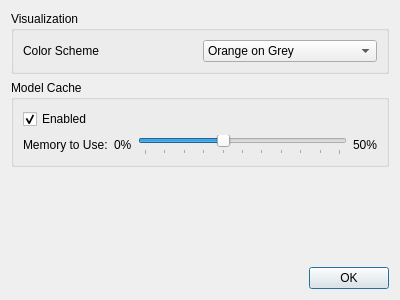
This is code/ShapeWorksView2/PreferencesWindow.ui in SCIInstitute/ShapeWorks as Qt 5 draws it before an edit. The edited form follows.
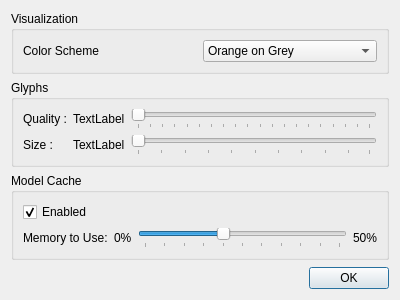
This is the edited form.

Commit message: Added glyph property preferences (size/quality).

Patch:
```diff
--- a/code/ShapeWorksView2/PreferencesWindow.ui
+++ b/code/ShapeWorksView2/PreferencesWindow.ui
@@ -74,6 +74,93 @@
      </layout>
     </widget>
    </item>
+   <item>
+    <widget class="QGroupBox" name="groupBox_3">
+     <property name="title">
+      <string>Glyphs</string>
+     </property>
+     <layout class="QGridLayout" name="gridLayout_2">
+      <item row="0" column="0">
+       <widget class="QLabel" name="label_5">
+        <property name="text">
+         <string>Quality :</string>
+        </property>
+       </widget>
+      </item>
+      <item row="0" column="1">
+       <widget class="QLabel" name="glyphQualityLabel">
+        <property name="minimumSize">
+         <size>
+          <width>50</width>
+          <height>0</height>
+         </size>
+        </property>
+        <property name="text">
+         <string>TextLabel</string>
+        </property>
+       </widget>
+      </item>
+      <item row="0" column="2">
+       <widget class="QSlider" name="glyphQuality">
+        <property name="minimum">
+         <number>1</number>
+        </property>
+        <property name="maximum">
+         <number>20</number>
+        </property>
+        <property name="orientation">
+         <enum>Qt::Horizontal</enum>
+        </property>
+        <property name="tickPosition">
+         <enum>QSlider::TicksBelow</enum>
+        </property>
+        <property name="tickInterval">
+         <number>1</number>
+        </property>
+       </widget>
+      </item>
+      <item row="1" column="0">
+       <widget class="QLabel" name="label_7">
+        <property name="text">
+         <string>Size :</string>
+        </property>
+       </widget>
+      </item>
+      <item row="1" column="1">
+       <widget class="QLabel" name="glyphSizeLabel">
+        <property name="minimumSize">
+         <size>
+          <width>50</width>
+          <height>0</height>
+         </size>
+        </property>
+        <property name="text">
+         <string>TextLabel</string>
+        </property>
+       </widget>
+      </item>
+      <item row="1" column="2">
+       <widget class="QSlider" name="glyphSize">
+        <property name="minimum">
+         <number>1</number>
+        </property>
+        <property name="maximum">
+         <number>100</number>
+        </property>
+        <property name="orientation">
+         <enum>Qt::Horizontal</enum>
+        </property>
+        <property name="tickPosition">
+         <enum>QSlider::TicksBelow</enum>
+        </property>
+        <property name="tickInterval">
+         <number>10</number>
+        </property>
+       </widget>
+      </item>
+     </layout>
+    </widget>
+   </item>
    <item>
     <widget class="QGroupBox" name="groupBox">
      <property name="title">
```
The commit also changes 6 other files.
